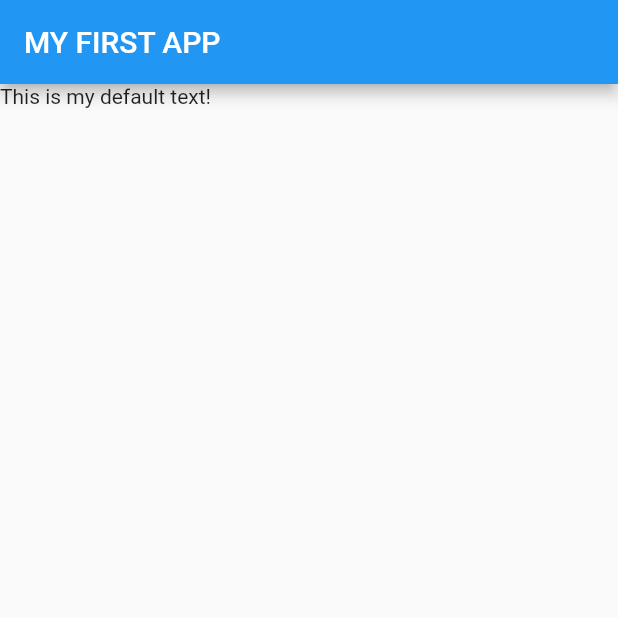
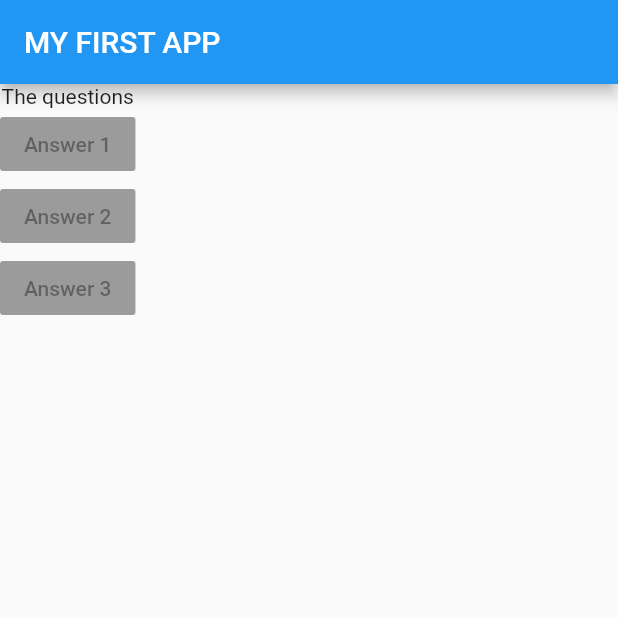
Before and after one commit to hiroshimuto9/flutter-test-app, a Flutter app: the screen it shows after launch, on a phone screen of 412 x 824 dp, the top half of it. Run offline on Flutter 3.47's test engine with Material 2 defaults, Android fonts, the phone set to English and light mode, and no system bars.

Commit message:
add: use Colomn Widget

```diff
--- a/lib/main.dart
+++ b/lib/main.dart
@@ -7,9 +7,27 @@ class MyApp extends StatelessWidget {
   // overrideアノテーションは無くても正常に動作するが、上書きしていることを明示的に示すために記載
   @override
   Widget build(BuildContext context) {
+    var questions = [
+      'What\'s is your favorite color?',
+      'Waht\'s your favorite animals?',
+    ];
     return MaterialApp(home: Scaffold(
       appBar: AppBar(title: Text('MY FIRST APP'),),
-      body: Text('This is my default text!'),
+      body: Column(children: <Widget>[
+        Text('The questions'),
+        RaisedButton(
+          child: Text('Answer 1'),
+          onPressed: null,
+        ),
+        RaisedButton(
+          child: Text('Answer 2'),
+          onPressed: null,
+        ),
+        RaisedButton(
+          child: Text('Answer 3'),
+          onPressed: null,
+        ),
+      ],),
     ));
   }
 }
```
